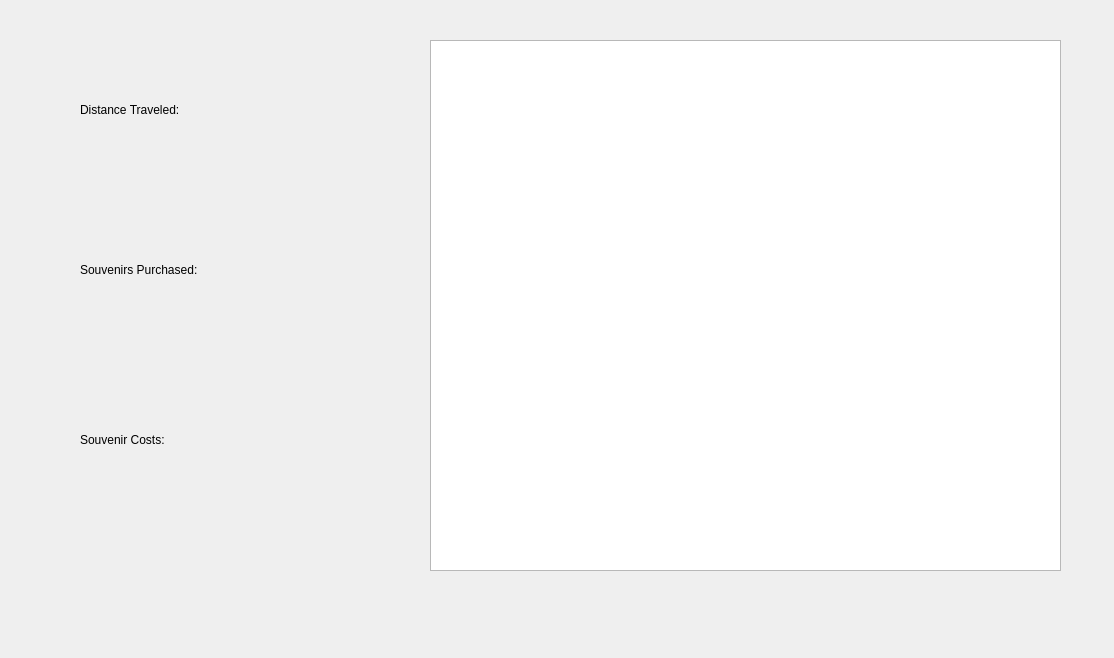
Before: the Qt Designer form summarywindow.ui in Cleru15/college_tour_app, drawn with Qt 5.
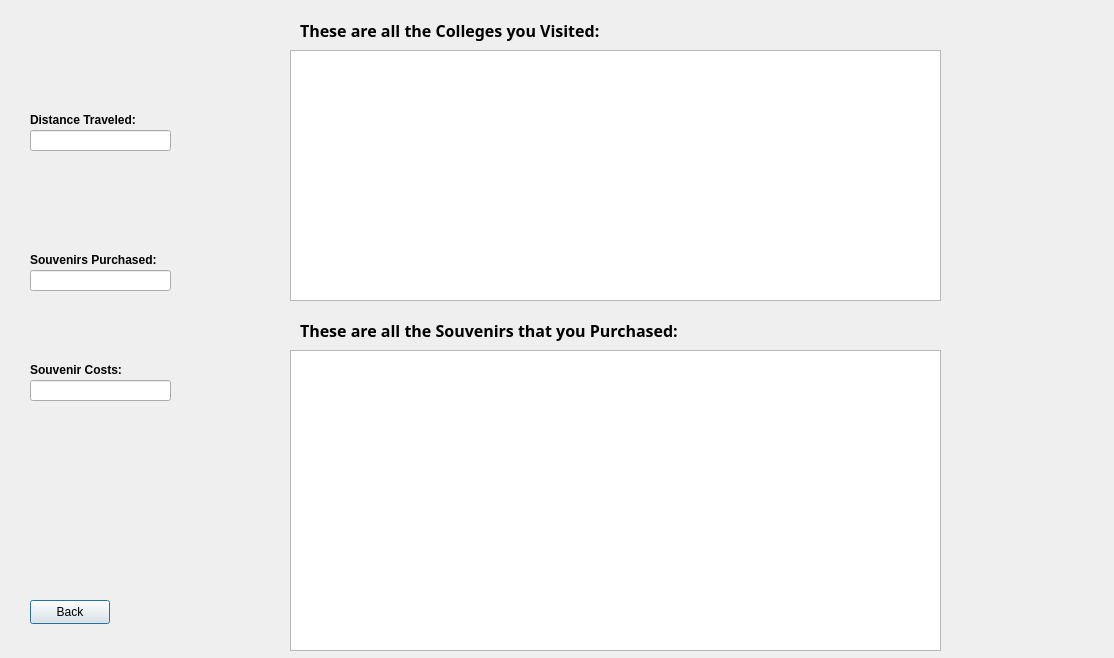
After: the same form once the commit is applied.

The edit to the form file:
```diff
--- a/summarywindow.ui
+++ b/summarywindow.ui
@@ -16,22 +16,27 @@
   <widget class="QListView" name="listView">
    <property name="geometry">
     <rect>
-     <x>430</x>
-     <y>40</y>
-     <width>631</width>
-     <height>531</height>
+     <x>290</x>
+     <y>50</y>
+     <width>651</width>
+     <height>251</height>
     </rect>
    </property>
   </widget>
   <widget class="QLabel" name="label">
    <property name="geometry">
     <rect>
-     <x>80</x>
-     <y>100</y>
+     <x>30</x>
+     <y>110</y>
      <width>171</width>
      <height>20</height>
     </rect>
    </property>
+   <property name="font">
+    <font>
+     <bold>true</bold>
+    </font>
+   </property>
    <property name="text">
     <string>Distance Traveled: </string>
    </property>
@@ -39,12 +44,17 @@
   <widget class="QLabel" name="label_2">
    <property name="geometry">
     <rect>
-     <x>80</x>
-     <y>260</y>
+     <x>30</x>
+     <y>250</y>
      <width>171</width>
      <height>20</height>
     </rect>
    </property>
+   <property name="font">
+    <font>
+     <bold>true</bold>
+    </font>
+   </property>
    <property name="text">
     <string>Souvenirs Purchased:</string>
    </property>
@@ -52,16 +62,114 @@
   <widget class="QLabel" name="label_3">
    <property name="geometry">
     <rect>
-     <x>80</x>
-     <y>430</y>
+     <x>30</x>
+     <y>360</y>
      <width>171</width>
      <height>20</height>
     </rect>
    </property>
+   <property name="font">
+    <font>
+     <bold>true</bold>
+    </font>
+   </property>
    <property name="text">
     <string>Souvenir Costs:</string>
    </property>
   </widget>
+  <widget class="QLineEdit" name="lineDistTrav">
+   <property name="geometry">
+    <rect>
+     <x>30</x>
+     <y>130</y>
+     <width>141</width>
+     <height>21</height>
+    </rect>
+   </property>
+  </widget>
+  <widget class="QLineEdit" name="lineSouvPurc">
+   <property name="geometry">
+    <rect>
+     <x>30</x>
+     <y>270</y>
+     <width>141</width>
+     <height>21</height>
+    </rect>
+   </property>
+  </widget>
+  <widget class="QLineEdit" name="lineSouvCost">
+   <property name="geometry">
+    <rect>
+     <x>30</x>
+     <y>380</y>
+     <width>141</width>
+     <height>21</height>
+    </rect>
+   </property>
+  </widget>
+  <widget class="QListWidget" name="listSouvenirs">
+   <property name="geometry">
+    <rect>
+     <x>290</x>
+     <y>350</y>
+     <width>651</width>
+     <height>301</height>
+    </rect>
+   </property>
+  </widget>
+  <widget class="QLabel" name="labelTitle1">
+   <property name="geometry">
+    <rect>
+     <x>300</x>
+     <y>20</y>
+     <width>641</width>
+     <height>21</height>
+    </rect>
+   </property>
+   <property name="font">
+    <font>
+     <family>Rockwell</family>
+     <pointsize>12</pointsize>
+     <bold>true</bold>
+    </font>
+   </property>
+   <property name="text">
+    <string>These are all the Colleges you Visited:</string>
+   </property>
+  </widget>
+  <widget class="QLabel" name="labelTitle2">
+   <property name="geometry">
+    <rect>
+     <x>300</x>
+     <y>320</y>
+     <width>641</width>
+     <height>21</height>
+    </rect>
+   </property>
+   <property name="font">
+    <font>
+     <family>Rockwell</family>
+     <pointsize>12</pointsize>
+     <bold>true</bold>
+    </font>
+   </property>
+   <property name="text">
+    <string>These are all the Souvenirs that you Purchased:</string>
+   </property>
+  </widget>
+  <widget class="QPushButton" name="backButtonSum">
+   <property name="geometry">
+    <rect>
+     <x>30</x>
+     <y>600</y>
+     <width>80</width>
+     <height>24</height>
+    </rect>
+   </property>
+   <property name="text">
+    <string>Back</string>
+   </property>
+  </widget>
  </widget>
  <resources/>
  <connections/>
```
Left out of the diff: 8 changed lines with no effect on the pictures.
